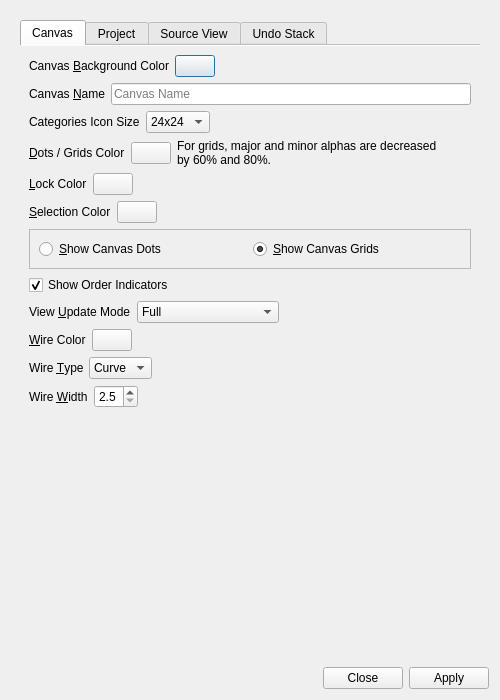
Above: UI/glitch-canvas-settings.ui from textbrowser/glitch before the change. Below: the same form after it.
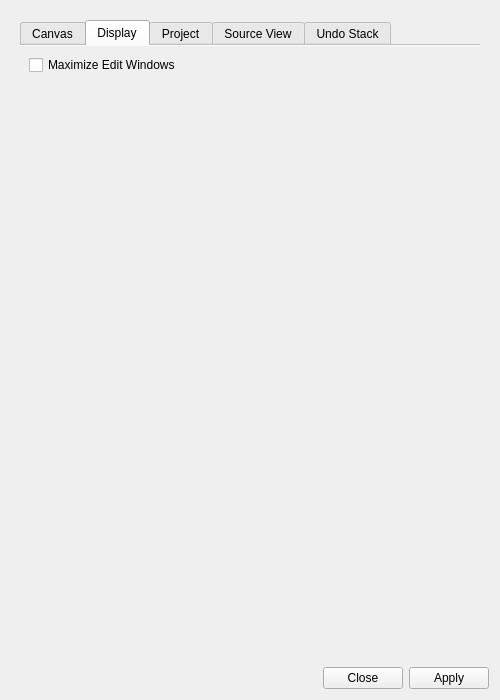
That is the form after the change. The open tabs and pages were chosen to show the change. Icons and pictures are not drawn.

Commit message: Max. edit windows.

```diff
--- a/UI/glitch-canvas-settings.ui
+++ b/UI/glitch-canvas-settings.ui
@@ -520,7 +520,34 @@
            </item>
           </layout>
          </widget>
-         <widget class="QWidget" name="page_2">
+         <widget class="QWidget" name="page_display">
+          <attribute name="title">
+           <string>Display</string>
+          </attribute>
+          <layout class="QVBoxLayout" name="verticalLayout_3">
+           <item>
+            <widget class="QCheckBox" name="maximize_edit_windows">
+             <property name="text">
+              <string>Maximize Edit Windows</string>
+             </property>
+            </widget>
+           </item>
+           <item>
+            <spacer name="verticalSpacer_4">
+             <property name="orientation">
+              <enum>Qt::Vertical</enum>
+             </property>
+             <property name="sizeHint" stdset="0">
+              <size>
+               <width>20</width>
+               <height>40</height>
+              </size>
+             </property>
+            </spacer>
+           </item>
+          </layout>
+         </widget>
+         <widget class="QWidget" name="page_project">
           <attribute name="title">
            <string>Project</string>
           </attribute>
```
Left out of the diff: 7 changed lines with no effect on the pictures. The commit also changes 3 other files.
